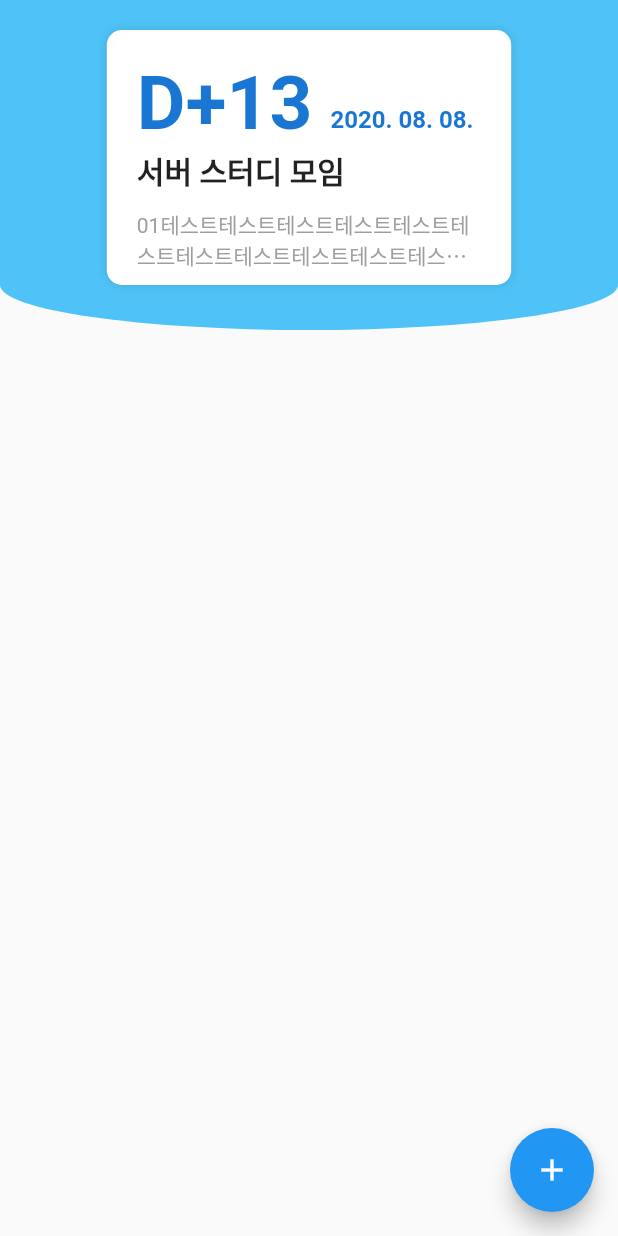
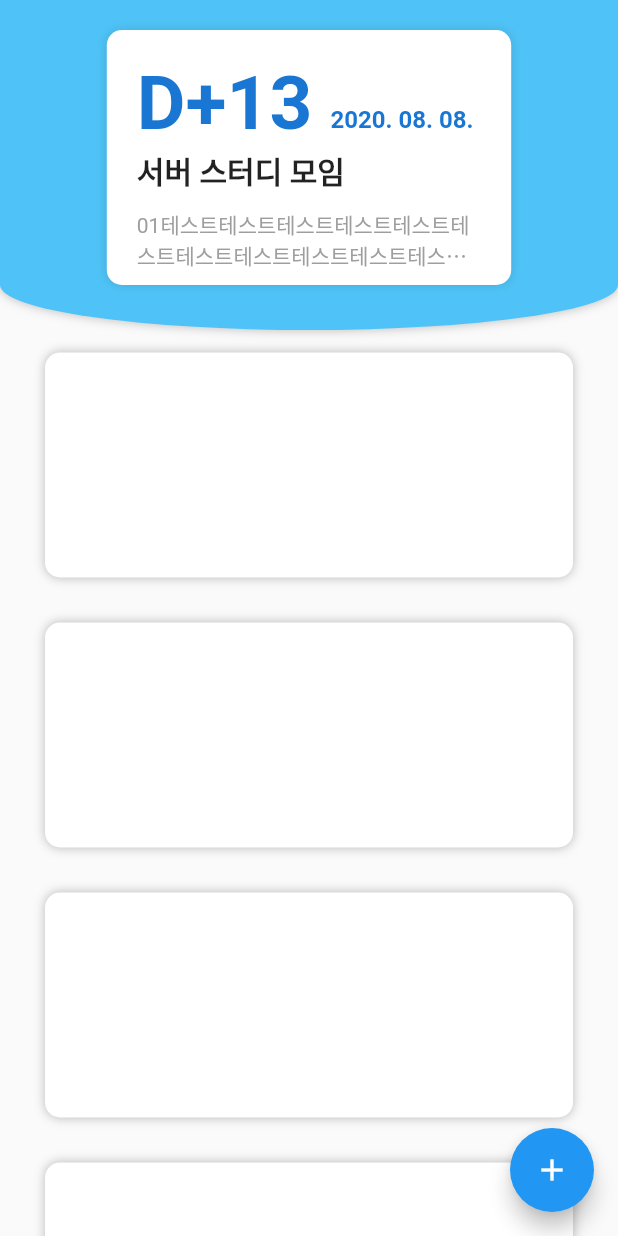
Before and after one commit to BusanDevelopers/D-DayCalendar, a Flutter app: the screen it shows after launch, on a phone screen of 412 x 824 dp. Run offline on Flutter 3.47's test engine with Material 2 defaults, Android fonts, the phone set to English and light mode, and no system bars; our stand-ins replace flutter_swiper.

Commit message:
Add: Calendar unit

```diff
--- /dev/null
+++ b/d_day_calendar/lib/calendar_unit.dart
@@ -0,0 +1,25 @@
+import 'package:flutter/material.dart';
+
+class CalendarUnit extends StatelessWidget {
+  int _index;
+
+  CalendarUnit(this._index);
+
+  @override
+  Widget build(BuildContext context) {
+    return Container(
+      decoration: BoxDecoration(
+        borderRadius: BorderRadius.circular(10.0),
+        color: Colors.white,
+        boxShadow: [
+          BoxShadow(
+            color: Colors.black26,
+            blurRadius: 5
+          )
+        ]
+      ),
+      margin: EdgeInsets.symmetric(vertical: 15, horizontal: 30),
+      height: 150,
+    );
+  }
+}
--- a/d_day_calendar/lib/main_page.dart
+++ b/d_day_calendar/lib/main_page.dart
@@ -1,3 +1,4 @@
+import 'package:d_day_calendar/calendar_unit.dart';
 import 'package:d_day_calendar/create_dday_page.dart';
 import 'package:d_day_calendar/dday.dart';
 import 'package:d_day_calendar/dday_unit.dart';
@@ -14,17 +15,23 @@ class MainPage extends StatelessWidget {
       body: SafeArea(
           child: Stack(
         children: [
-          ListView(
+          ListView.builder(
             padding: EdgeInsets.only(top: 220),
-            children: [],
+            itemBuilder: (_, index) => CalendarUnit(index),
           ),
           Container(
-              height: 220,
-              decoration: BoxDecoration(
-                  color: Colors.lightBlue[300],
-                  borderRadius: BorderRadius.only(
-                      bottomLeft: Radius.elliptical(width, 60),
-                      bottomRight: Radius.elliptical(width, 60)))),
+            height: 220,
+            decoration: BoxDecoration(
+              color: Colors.lightBlue[300],
+              boxShadow: [
+                BoxShadow(
+                  color: Colors.black26,
+                  blurRadius: 5
+                )
+              ],
+              borderRadius: BorderRadius.only(bottomLeft: Radius.elliptical(width, 60), bottomRight: Radius.elliptical(width, 60))
+            )
+          ),
           Column(
             crossAxisAlignment: CrossAxisAlignment.center,
             children: [
```
